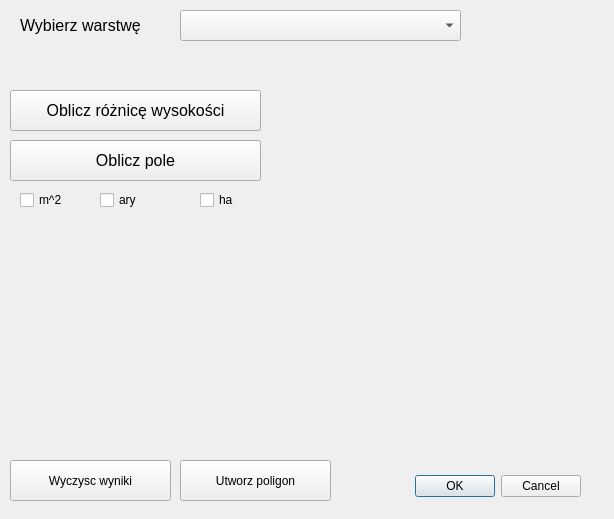
Before: the Qt Designer form projekt_2_ig/projekt_2_ig_dialog_base.ui in Dzik37/projkektna5, drawn with Qt 5.
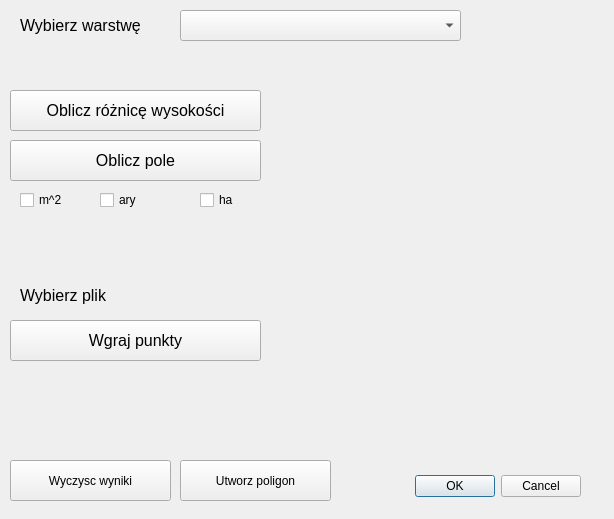
After: the same form once the commit is applied. Custom widgets are drawn as their Qt base class.

Commit message: dodanie przycisków do wczytywania plików

```diff
--- a/projekt_2_ig/projekt_2_ig_dialog_base.ui
+++ b/projekt_2_ig/projekt_2_ig_dialog_base.ui
@@ -214,8 +214,59 @@
     <string/>
    </property>
   </widget>
+  <widget class="QgsFileWidget" name="mQgsFileWidget">
+   <property name="geometry">
+    <rect>
+     <x>140</x>
+     <y>270</y>
+     <width>431</width>
+     <height>51</height>
+    </rect>
+   </property>
+  </widget>
+  <widget class="QPushButton" name="pushButton_punkty">
+   <property name="geometry">
+    <rect>
+     <x>10</x>
+     <y>320</y>
+     <width>251</width>
+     <height>41</height>
+    </rect>
+   </property>
+   <property name="font">
+    <font>
+     <pointsize>12</pointsize>
+    </font>
+   </property>
+   <property name="text">
+    <string>Wgraj punkty</string>
+   </property>
+  </widget>
+  <widget class="QLabel" name="label">
+   <property name="geometry">
+    <rect>
+     <x>20</x>
+     <y>280</y>
+     <width>111</width>
+     <height>31</height>
+    </rect>
+   </property>
+   <property name="font">
+    <font>
+     <pointsize>12</pointsize>
+    </font>
+   </property>
+   <property name="text">
+    <string>Wybierz plik</string>
+   </property>
+  </widget>
  </widget>
  <customwidgets>
+  <customwidget>
+   <class>QgsFileWidget</class>
+   <extends>QWidget</extends>
+   <header>qgsfilewidget.h</header>
+  </customwidget>
   <customwidget>
    <class>QgsMapLayerComboBox</class>
    <extends>QComboBox</extends>
```
The commit also changes 3 other files.
